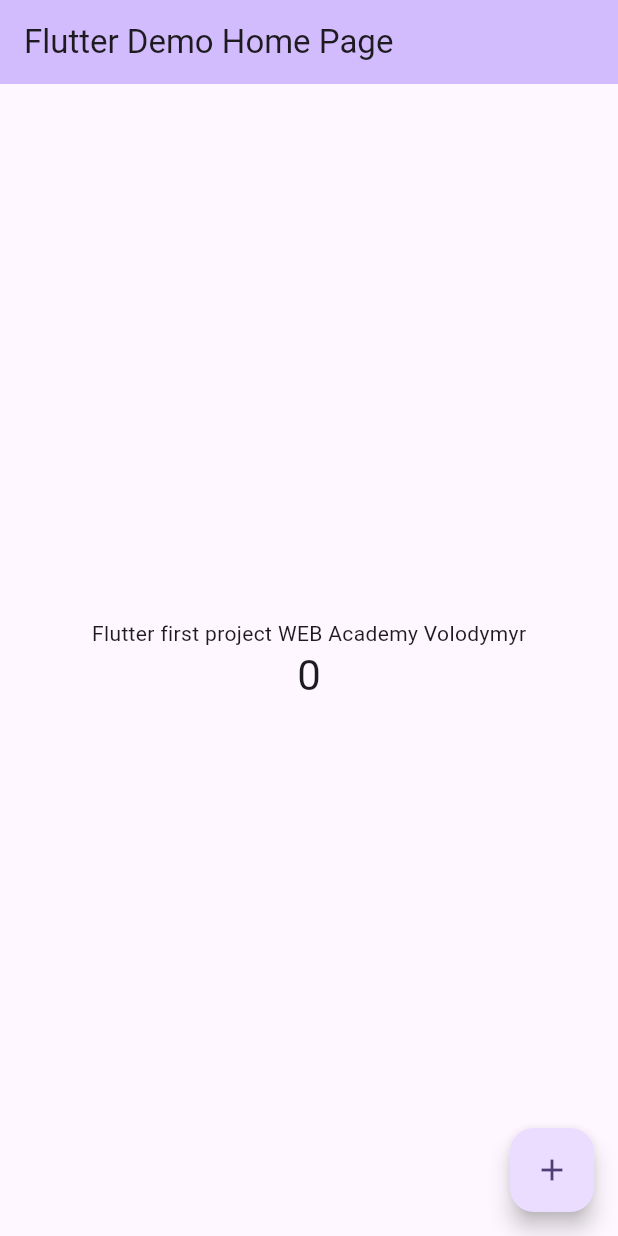
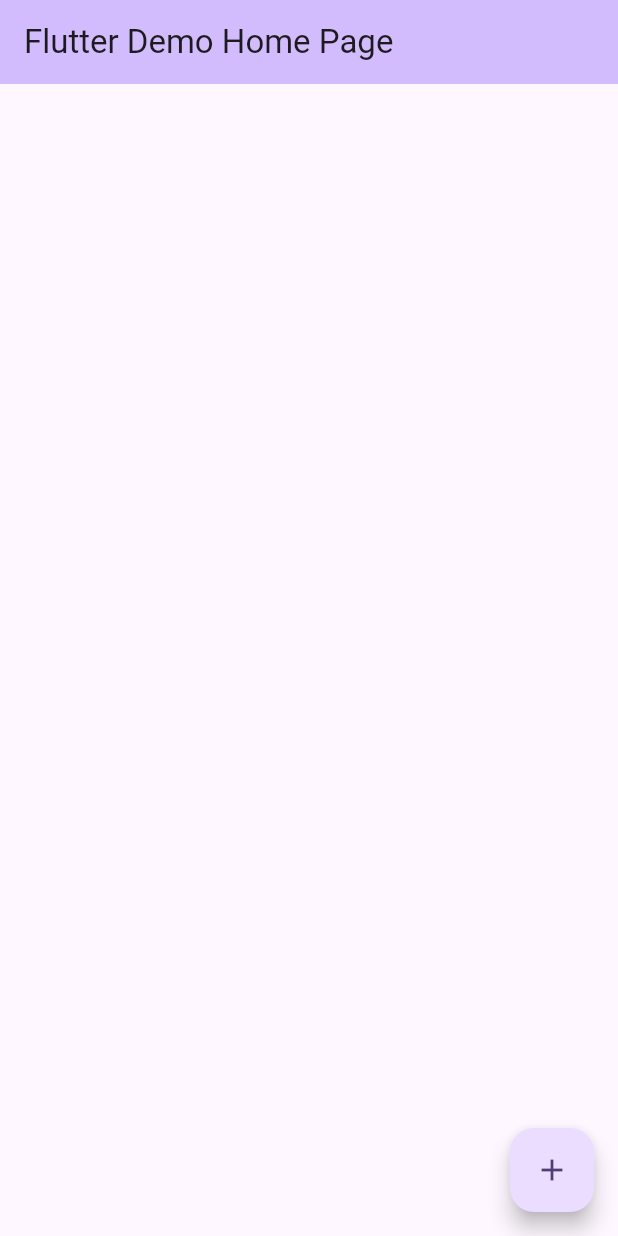
Before and after one commit to ponomarenko24/first_project, a Flutter app: the screen it shows after launch, on a phone screen of 412 x 824 dp. Run offline on Flutter 3.47's test engine with Material 3 defaults, Android fonts, the phone set to English and light mode, and no system bars.

Commit message:
deleted text widget

```diff
--- a/lib/main.dart
+++ b/lib/main.dart
@@ -44,18 +44,6 @@ class _MyHomePageState extends State<MyHomePage> {
         backgroundColor: Theme.of(context).colorScheme.inversePrimary,
         title: Text(widget.title),
       ),
-      body: Center(
-        child: Column(
-          mainAxisAlignment: MainAxisAlignment.center,
-          children: <Widget>[
-            const Text('Flutter first project WEB Academy Volodymyr'),
-            Text(
-              '$_counter',
-              style: Theme.of(context).textTheme.headlineMedium,
-            ),
-          ],
-        ),
-      ),
       floatingActionButton: FloatingActionButton(
         onPressed: _incrementCounter,
         tooltip: 'Increment',
```
